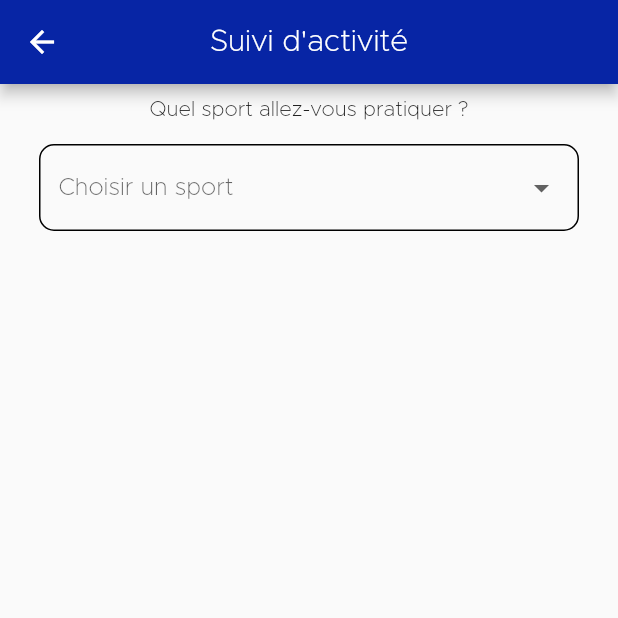
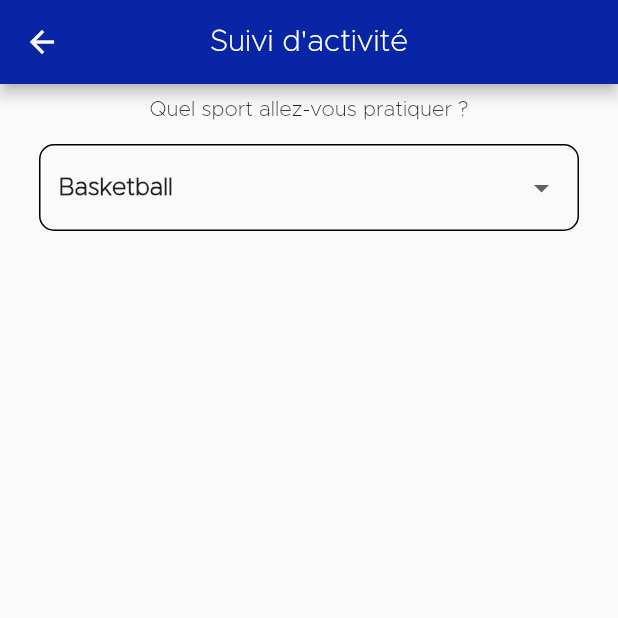
Before and after one commit to neonzip/Projet_SOLID-R, a Flutter app: the Activities screen opened by its route, on a phone screen of 412 x 824 dp, the top half of it. Run offline on Flutter 3.47's test engine with Material 2 defaults, Android fonts, the phone set to English and light mode, and no system bars; our stand-ins replace auto_size_text.

Commit message:
Correction liste activités.

```diff
--- a/lib/pages/user/Activities.dart
+++ b/lib/pages/user/Activities.dart
@@ -9,10 +9,14 @@ class Activities extends StatefulWidget {
 
 class _ActivitiesState extends State<Activities> {
   // List in the dropdown list that we have to replace by the list in the database
-  final items = ['Basketball', 'Vélo', 'Running'];
+  var items = ['Basketball', 'Vélo', 'Running'];
 
   // string for next selected value in the dropdown list
-  String? value;
+  String? _dropdownValue;
+
+  // string which contains the selected sport that the user want to do for real.
+  String? theSport;
+
 
   @override
   Widget build(BuildContext context) {
@@ -52,14 +56,29 @@ class _ActivitiesState extends State<Activities> {
       ),
       child: DropdownButtonHideUnderline(
         child: DropdownButton<String>(
-          value: value,
+          elevation: 1,
           isExpanded: true,
+          value: items.first,
+          focusColor: Colors.yellow,
           hint: const Text("Choisir un sport"),
           items: items.map(buildMenuItem).toList(),
-          onChanged: (value) => setState(() => this.value = value),
+          onChanged: dropDownCallback,
         ),
       ),
     );
+  }
+
+  /// Called when a new item in the list is selected.
+  void dropDownCallback(String? selectedValue) {
+    if (selectedValue is String) {
+      setState(() {
+        _dropdownValue = selectedValue;
+        var itemSelected = selectedValue;
+        items.remove(itemSelected);
+        items.insert(0, itemSelected);
+      }
+      );
+    }
   }
 
   /// Builds the menu inside the dropdown
```
Also changed, not shown: lib/pages/user/Favorites.dart (+8 -0 lines).
